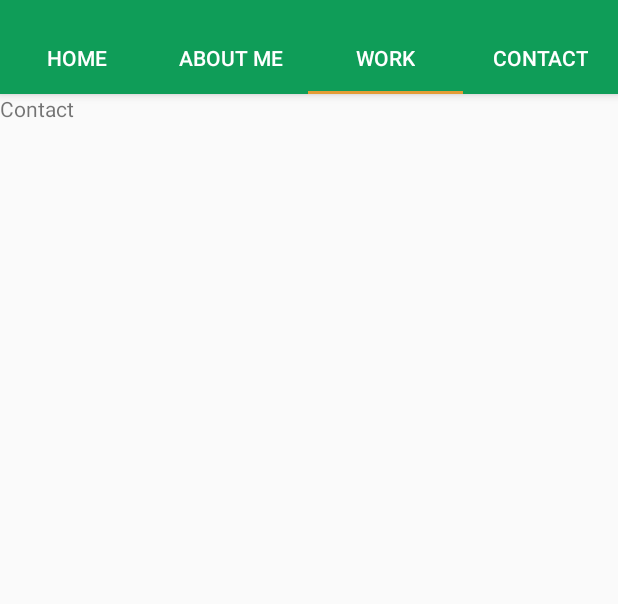
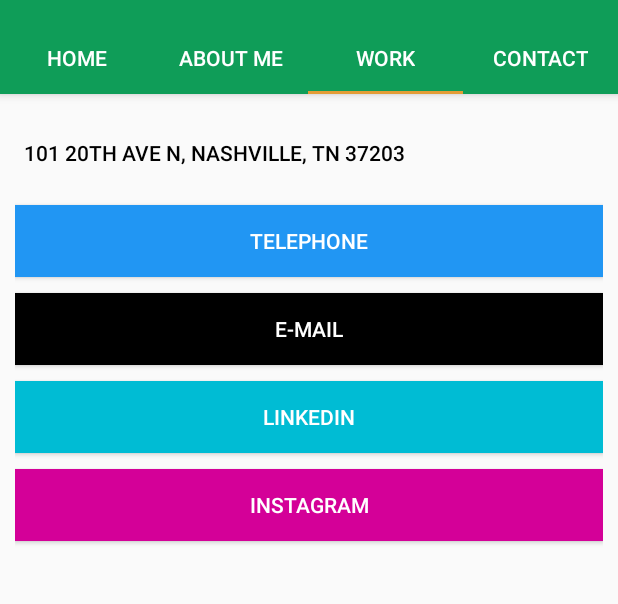
Before and after one commit to felipe-zg/MDP_final_project, an Android app: the screen it shows after launch (MainActivity), tab 3 chosen, on a phone screen of 412 x 824 dp, the part 62-666 px from its top. Run offline under Robolectric (Android 15) with nearby library versions, the phone set to English and light mode, and no system bars.

Commit message:
feat: add contact page fragment

```diff
--- a/app/src/main/res/layout/fragment_contact.xml
+++ b/app/src/main/res/layout/fragment_contact.xml
@@ -5,10 +5,62 @@
     android:layout_height="match_parent"
     tools:context=".fragments.ContactFragment">
 
-    <!-- TODO: Update blank fragment layout -->
-    <TextView
+
+    <LinearLayout
         android:layout_width="match_parent"
         android:layout_height="match_parent"
-        android:text="Contact" />
+        android:orientation="vertical"
+        android:padding="10dp">
 
+        <Button
+            android:id="@+id/contact_btn_address"
+            android:layout_width="wrap_content"
+            android:layout_height="wrap_content"
+            android:layout_gravity="left"
+            android:layout_margin="5dp"
+            android:background="#00000000"
+            android:textColor="#000"
+            android:elevation="0dp"
+            android:text="101 20th Ave N, Nashville, TN 37203" />
+
+        <Button
+            android:id="@+id/contact_btn_phone"
+            android:layout_width="match_parent"
+            android:layout_height="wrap_content"
+            android:text="Telephone"
+            android:background="#2196F3"
+            android:textColor="#fff"
+            android:layout_marginTop="5dp"
+            android:layout_marginBottom="5dp"/>
+
+        <Button
+            android:id="@+id/contact_btn_email"
+            android:layout_width="match_parent"
+            android:layout_height="wrap_content"
+            android:text="E-mail"
+            android:background="#000000"
+            android:textColor="#fff"
+            android:layout_marginTop="5dp"
+            android:layout_marginBottom="5dp"/>
+
+        <Button
+            android:id="@+id/contact_btn_linkedin"
+            android:layout_width="match_parent"
+            android:layout_height="wrap_content"
+            android:text="Linkedin"
+            android:background="#00BCD4"
+            android:textColor="#fff"
+            android:layout_marginTop="5dp"
+            android:layout_marginBottom="5dp"/>
+
+        <Button
+            android:id="@+id/contact_btn_instagram"
+            android:layout_width="match_parent"
+            android:layout_height="wrap_content"
+            android:text="Instagram"
+            android:background="#D40098"
+            android:textColor="#fff"
+            android:layout_marginTop="5dp"
+            android:layout_marginBottom="5dp"/>
+    </LinearLayout>
 </FrameLayout>
```
Also changed, not shown: app/src/main/java/com/example/cvbuilder/fragments/ContactFragment.kt (+57 -1 lines).
